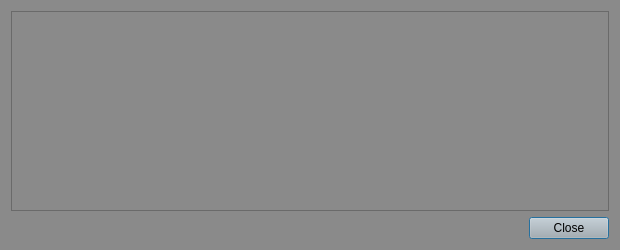
Above: src/qt/forms/transactiondescdialog.ui from Sterlingcoin/Sterlingcoin-1.6.2.0-Release before the change. Below: the same form after it.
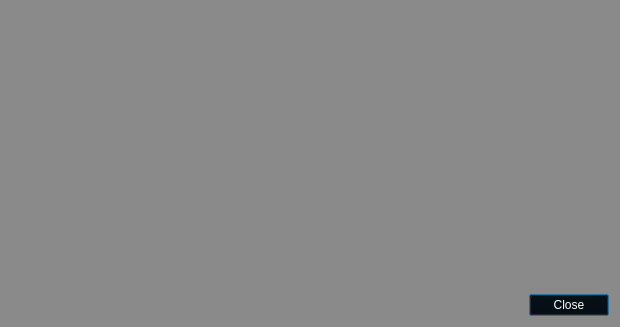
That is the form after the change.

```diff
--- a/src/qt/forms/transactiondescdialog.ui
+++ b/src/qt/forms/transactiondescdialog.ui
@@ -7,7 +7,7 @@
     <x>0</x>
     <y>0</y>
     <width>620</width>
-    <height>250</height>
+    <height>327</height>
    </rect>
   </property>
   <property name="palette">
@@ -664,6 +664,12 @@
       <string notr="true">background-color: rgb(138,138,138);
 color: rgb(255,255,255);</string>
      </property>
+     <property name="frameShape">
+      <enum>QFrame::NoFrame</enum>
+     </property>
+     <property name="frameShadow">
+      <enum>QFrame::Plain</enum>
+     </property>
      <property name="readOnly">
       <bool>true</bool>
      </property>
@@ -674,12 +680,30 @@
      <property name="palette">
       <palette>
        <active>
+        <colorrole role="WindowText">
+         <brush brushstyle="SolidPattern">
+          <color alpha="255">
+           <red>255</red>
+           <green>255</green>
+           <blue>255</blue>
+          </color>
+         </brush>
+        </colorrole>
         <colorrole role="Button">
          <brush brushstyle="SolidPattern">
+          <color alpha="0">
+           <red>0</red>
+           <green>0</green>
+           <blue>0</blue>
+          </color>
+         </brush>
+        </colorrole>
+        <colorrole role="Text">
+         <brush brushstyle="SolidPattern">
           <color alpha="255">
-           <red>178</red>
-           <green>178</green>
-           <blue>178</blue>
+           <red>255</red>
+           <green>255</green>
+           <blue>255</blue>
           </color>
          </brush>
         </colorrole>
@@ -694,19 +718,19 @@
         </colorrole>
         <colorrole role="Base">
          <brush brushstyle="SolidPattern">
-          <color alpha="255">
-           <red>178</red>
-           <green>178</green>
-           <blue>178</blue>
+          <color alpha="0">
+           <red>0</red>
+           <green>0</green>
+           <blue>0</blue>
           </color>
          </brush>
         </colorrole>
         <colorrole role="Window">
          <brush brushstyle="SolidPattern">
-          <color alpha="255">
-           <red>178</red>
-           <green>178</green>
-           <blue>178</blue>
+          <color alpha="0">
+           <red>0</red>
+           <green>0</green>
+           <blue>0</blue>
           </color>
          </brush>
         </colorrole>
@@ -721,12 +745,30 @@
         </colorrole>
        </active>
        <inactive>
+        <colorrole role="WindowText">
+         <brush brushstyle="SolidPattern">
+          <color alpha="255">
+           <red>255</red>
+           <green>255</green>
+           <blue>255</blue>
+          </color>
+         </brush>
+        </colorrole>
         <colorrole role="Button">
          <brush brushstyle="SolidPattern">
+          <color alpha="0">
+           <red>0</red>
+           <green>0</green>
+           <blue>0</blue>
+          </color>
+         </brush>
+        </colorrole>
+        <colorrole role="Text">
+         <brush brushstyle="SolidPattern">
           <color alpha="255">
-           <red>178</red>
-           <green>178</green>
-           <blue>178</blue>
+           <red>255</red>
+           <green>255</green>
+           <blue>255</blue>
           </color>
          </brush>
         </colorrole>
@@ -741,19 +783,19 @@
         </colorrole>
         <colorrole role="Base">
          <brush brushstyle="SolidPattern">
-          <color alpha="255">
-           <red>178</red>
-           <green>178</green>
-           <blue>178</blue>
+          <color alpha="0">
+           <red>0</red>
+           <green>0</green>
+           <blue>0</blue>
           </color>
          </brush>
         </colorrole>
         <colorrole role="Window">
          <brush brushstyle="SolidPattern">
-          <color alpha="255">
-           <red>178</red>
-           <green>178</green>
-           <blue>178</blue>
+          <color alpha="0">
+           <red>0</red>
+           <green>0</green>
+           <blue>0</blue>
           </color>
          </brush>
         </colorrole>
@@ -768,39 +810,57 @@
         </colorrole>
        </inactive>
        <disabled>
+        <colorrole role="WindowText">
+         <brush brushstyle="SolidPattern">
+          <color alpha="255">
+           <red>255</red>
+           <green>255</green>
+           <blue>255</blue>
+          </color>
+         </brush>
+        </colorrole>
         <colorrole role="Button">
          <brush brushstyle="SolidPattern">
+          <color alpha="0">
+           <red>0</red>
+           <green>0</green>
+           <blue>0</blue>
+          </color>
+         </brush>
+        </colorrole>
+        <colorrole role="Text">
+         <brush brushstyle="SolidPattern">
           <color alpha="255">
-           <red>178</red>
-           <green>178</green>
-           <blue>178</blue>
+           <red>255</red>
+           <green>255</green>
+           <blue>255</blue>
           </color>
          </brush>
         </colorrole>
         <colorrole role="ButtonText">
          <brush brushstyle="SolidPattern">
           <color alpha="255">
-           <red>138</red>
-           <green>138</green>
-           <blue>138</blue>
+           <red>255</red>
+           <green>255</green>
+           <blue>255</blue>
           </color>
          </brush>
         </colorrole>
         <colorrole role="Base">
          <brush brushstyle="SolidPattern">
-          <color alpha="255">
-           <red>178</red>
-           <green>178</green>
-           <blue>178</blue>
+          <color alpha="0">
+           <red>0</red>
+           <green>0</green>
+           <blue>0</blue>
           </color>
          </brush>
         </colorrole>
         <colorrole role="Window">
          <brush brushstyle="SolidPattern">
-          <color alpha="255">
-           <red>178</red>
-           <green>178</green>
-           <blue>178</blue>
+          <color alpha="0">
+           <red>0</red>
+           <green>0</green>
+           <blue>0</blue>
           </color>
          </brush>
         </colorrole>
@@ -817,7 +877,7 @@
       </palette>
      </property>
      <property name="styleSheet">
-      <string notr="true">background-color: rgb(178, 178, 178);</string>
+      <string notr="true">background: transparent; color: rgb(255,255,255);</string>
      </property>
      <property name="orientation">
       <enum>Qt::Horizontal</enum>
```
